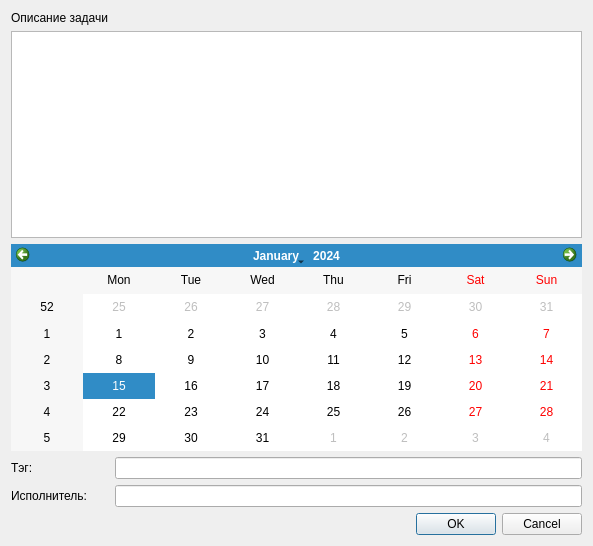
Above: app/LightTaskManager/gui/adddialog.ui from moevm/gui-1h2018-06 before the change. Below: the same form after it.
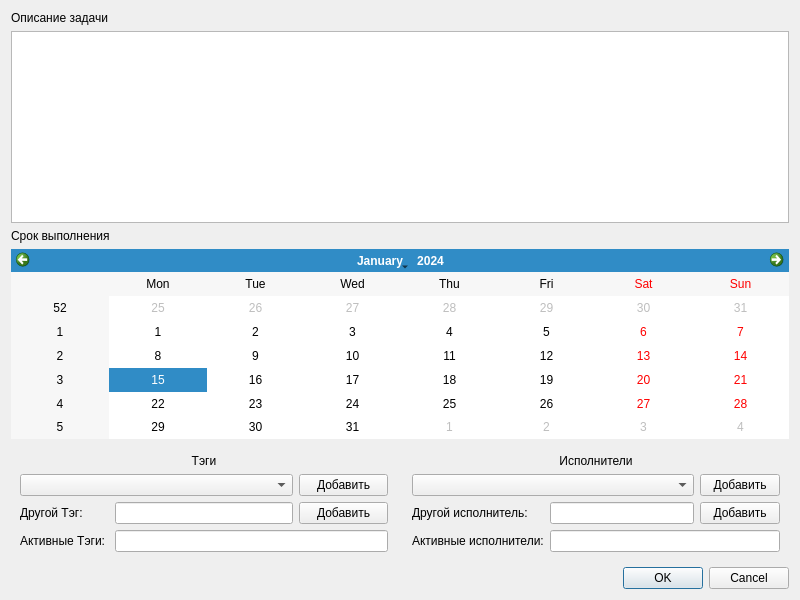
That is the form after the change.

```diff
--- a/app/LightTaskManager/gui/adddialog.ui
+++ b/app/LightTaskManager/gui/adddialog.ui
@@ -6,8 +6,8 @@
    <rect>
     <x>0</x>
     <y>0</y>
-    <width>593</width>
-    <height>546</height>
+    <width>800</width>
+    <height>600</height>
    </rect>
   </property>
   <property name="windowTitle">
@@ -15,38 +15,139 @@
   </property>
   <layout class="QGridLayout" name="gridLayout">
    <item row="4" column="1">
-    <widget class="QLabel" name="personLabel">
-     <property name="text">
-      <string>Исполнитель:</string>
+    <widget class="QFrame" name="tagsFrame">
+     <property name="sizePolicy">
+      <sizepolicy hsizetype="Preferred" vsizetype="Preferred">
+       <horstretch>1</horstretch>
+       <verstretch>0</verstretch>
+      </sizepolicy>
      </property>
+     <property name="frameShape">
+      <enum>QFrame::NoFrame</enum>
+     </property>
+     <property name="frameShadow">
+      <enum>QFrame::Raised</enum>
+     </property>
+     <layout class="QGridLayout" name="gridLayout_2">
+      <item row="2" column="0">
+       <widget class="QLabel" name="newTagLabel">
+        <property name="text">
+         <string>Другой Тэг:</string>
+        </property>
+       </widget>
+      </item>
+      <item row="3" column="0">
+       <widget class="QLabel" name="activeTagsLabel">
+        <property name="text">
+         <string>Активные Тэги:</string>
+        </property>
+       </widget>
+      </item>
+      <item row="2" column="1" colspan="2">
+       <widget class="QLineEdit" name="newTagLineEdit"/>
+      </item>
+      <item row="2" column="3">
+       <widget class="QPushButton" name="addNewTagPushButton">
+        <property name="text">
+         <string>Добавить</string>
+        </property>
+       </widget>
+      </item>
+      <item row="1" column="3">
+       <widget class="QPushButton" name="addTagPushButton">
+        <property name="text">
+         <string>Добавить</string>
+        </property>
+       </widget>
+      </item>
+      <item row="1" column="0" colspan="3">
+       <widget class="QComboBox" name="tagComboBox"/>
+      </item>
+      <item row="3" column="1" colspan="3">
+       <widget class="QLineEdit" name="activeTagsLineEdit">
+        <property name="readOnly">
+         <bool>true</bool>
+        </property>
+       </widget>
+      </item>
+      <item row="0" column="0" colspan="4">
+       <widget class="QLabel" name="tagLabel">
+        <property name="text">
+         <string>Тэги</string>
+        </property>
+        <property name="alignment">
+         <set>Qt::AlignCenter</set>
+        </property>
+       </widget>
+      </item>
+     </layout>
     </widget>
    </item>
-   <item row="3" column="2">
-    <widget class="QLineEdit" name="tagLineEdit"/>
-   </item>
    <item row="4" column="2">
-    <widget class="QLineEdit" name="personLineEdit"/>
-   </item>
-   <item row="0" column="1">
-    <widget class="QLabel" name="addLabel">
-     <property name="text">
-      <string>Описание задачи</string>
+    <widget class="QFrame" name="usersFrame">
+     <property name="sizePolicy">
+      <sizepolicy hsizetype="Preferred" vsizetype="Preferred">
+       <horstretch>1</horstretch>
+       <verstretch>0</verstretch>
+      </sizepolicy>
      </property>
-    </widget>
-   </item>
-   <item row="1" column="1" colspan="2">
-    <widget class="QTextEdit" name="addTextEdit"/>
-   </item>
-   <item row="3" column="1">
-    <widget class="QLabel" name="tagLabel">
-     <property name="text">
-      <string>Тэг:</string>
+     <property name="frameShape">
+      <enum>QFrame::NoFrame</enum>
      </property>
+     <property name="frameShadow">
+      <enum>QFrame::Raised</enum>
+     </property>
+     <layout class="QGridLayout" name="gridLayout_3">
+      <item row="2" column="0">
+       <widget class="QLabel" name="newUserLabel">
+        <property name="text">
+         <string>Другой исполнитель:</string>
+        </property>
+       </widget>
+      </item>
+      <item row="2" column="1">
+       <widget class="QLineEdit" name="newUserLineEdit"/>
+      </item>
+      <item row="2" column="2">
+       <widget class="QPushButton" name="addNewUserPushButton">
+        <property name="text">
+         <string>Добавить</string>
+        </property>
+       </widget>
+      </item>
+      <item row="3" column="0">
+       <widget class="QLabel" name="activeUsersLabel">
+        <property name="text">
+         <string>Активные исполнители:</string>
+        </property>
+       </widget>
+      </item>
+      <item row="3" column="1" colspan="2">
+       <widget class="QLineEdit" name="activeUsersLineEdit"/>
+      </item>
+      <item row="0" column="0" colspan="3">
+       <widget class="QLabel" name="personLabel">
+        <property name="text">
+         <string>Исполнители</string>
+        </property>
+        <property name="alignment">
+         <set>Qt::AlignCenter</set>
+        </property>
+       </widget>
+      </item>
+      <item row="1" column="2">
+       <widget class="QPushButton" name="addUserPushButton">
+        <property name="text">
+         <string>Добавить</string>
+        </property>
+       </widget>
+      </item>
+      <item row="1" column="0" colspan="2">
+       <widget class="QComboBox" name="userComboBox"/>
+      </item>
+     </layout>
     </widget>
    </item>
-   <item row="2" column="1" colspan="2">
-    <widget class="QCalendarWidget" name="calendarWidget"/>
-   </item>
    <item row="5" column="2">
     <widget class="QDialogButtonBox" name="addButtonBox">
      <property name="orientation">
@@ -57,6 +158,26 @@
      </property>
     </widget>
    </item>
+   <item row="0" column="1">
+    <widget class="QLabel" name="addLabel">
+     <property name="text">
+      <string>Описание задачи</string>
+     </property>
+    </widget>
+   </item>
+   <item row="1" column="1" colspan="2">
+    <widget class="QTextEdit" name="addTextEdit"/>
+   </item>
+   <item row="3" column="1" colspan="2">
+    <widget class="QCalendarWidget" name="calendarWidget"/>
+   </item>
+   <item row="2" column="1" colspan="2">
+    <widget class="QLabel" name="label">
+     <property name="text">
+      <string>Срок выполнения</string>
+     </property>
+    </widget>
+   </item>
   </layout>
  </widget>
  <resources/>
```
